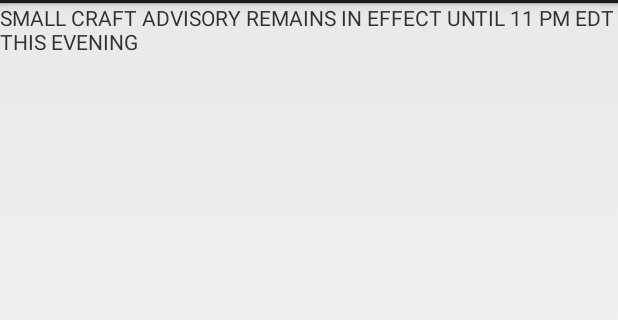
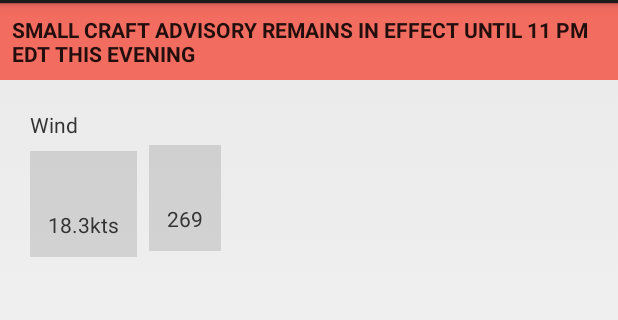
Before and after one commit to krschultz/AndroidWeatherBuoyDemo, an Android app: the screen it shows after launch (BuoyDetailActivity), on a phone screen of 412 x 824 dp, the part 69-389 px from its top. Run offline under Robolectric (Android 15) with nearby library versions, the phone set to English and light mode, and no system bars.

Commit message:
start sketching out UI

```diff
--- a/app/src/main/java/com/kevinrschultz/weatherbuoy/ui/BuoyDetailFragment.java
+++ b/app/src/main/java/com/kevinrschultz/weatherbuoy/ui/BuoyDetailFragment.java
@@ -13,6 +13,8 @@ import com.kevinrschultz.weatherbuoy.model.WaveCondition;
 import com.kevinrschultz.weatherbuoy.model.WindCondition;
 import com.kevinrschultz.weatherbuoy.preferences.WeatherBuoyPreferences;
 import com.kevinrschultz.weatherbuoy.views.AdvisoryBannerView;
+import com.kevinrschultz.weatherbuoy.views.Instrument;
+import com.kevinrschultz.weatherbuoy.views.InstrumentView;
 
 import java.util.Random;
 
@@ -31,7 +33,8 @@ public class BuoyDetailFragment extends Fragment {
 
     // Views
     private AdvisoryBannerView advisoryBanner;
-
+    private InstrumentView windSpeedView;
+    private InstrumentView windDirectionView;
 
     public static BuoyDetailFragment newInstance() {
         return new BuoyDetailFragment();
@@ -52,6 +55,8 @@ public class BuoyDetailFragment extends Fragment {
     private void findViews() {
         final View v = getView();
         advisoryBanner = AdvisoryBannerView.class.cast(v.findViewById(R.id.buoy_detail_banner));
+        windSpeedView = InstrumentView.class.cast(v.findViewById(R.id.buoy_detail_wind_speed));
+        windDirectionView = InstrumentView.class.cast(v.findViewById(R.id.buoy_detail_wind_direction));
     }
 
     private void loadData() {
@@ -68,6 +73,8 @@ public class BuoyDetailFragment extends Fragment {
         this.wind = windCondition;
         this.waves = waveCondition;
         this.viewModel = new BuoyDetailViewModel(wind, waves, new WeatherBuoyPreferences(getActivity()));
+        viewModel.updateWindSpeed(windSpeedView);
+        viewModel.updateWindDirection(windDirectionView);
     }
 
     private AsyncTask<Void, Void, Void> loadMockAdvisory = new AsyncTask<Void, Void, Void>() {
@@ -86,7 +93,8 @@ public class BuoyDetailFragment extends Fragment {
         @Override
         protected void onPostExecute(Void aVoid) {
             if(getActivity() != null) {
-                updateAdvisory(new Advisory("SMALL CRAFT ADVISORY REMAINS IN EFFECT UNTIL 11 PM EDT THIS EVENING"));
+                advisory = new Advisory("SMALL CRAFT ADVISORY REMAINS IN EFFECT UNTIL 11 PM EDT THIS EVENING");
+                updateAdvisory(advisory);
             }
         }
     };
@@ -107,7 +115,7 @@ public class BuoyDetailFragment extends Fragment {
         @Override
         protected void onPostExecute(Void aVoid) {
             if(getActivity() != null) {
-                WindCondition randomWind = new WindCondition(Math.random() * 25.0, (int) Math.random() * 360);
+                WindCondition randomWind = new WindCondition(Math.random() * 25.0, (int) (Math.random() * 360.0));
                 WaveCondition randomWave = new WaveCondition(Math.random() * 10.0, 6.0 + Math.random() * 8.0, (int) Math.random() * 360);
                 updateWindAndWaves(randomWind, randomWave);
             }
--- a/app/src/main/java/com/kevinrschultz/weatherbuoy/ui/BuoyDetailViewModel.java
+++ b/app/src/main/java/com/kevinrschultz/weatherbuoy/ui/BuoyDetailViewModel.java
@@ -5,6 +5,7 @@ import com.kevinrschultz.weatherbuoy.model.WaveCondition;
 import com.kevinrschultz.weatherbuoy.model.WindCondition;
 import com.kevinrschultz.weatherbuoy.preferences.WeatherBuoyPreferences;
 import com.kevinrschultz.weatherbuoy.util.UnitConverter;
+import com.kevinrschultz.weatherbuoy.views.Instrument;
 
 /**
  * @author Kevin Schultz
@@ -23,21 +24,32 @@ public class BuoyDetailViewModel {
         this.preferences = preferences;
     }
 
-    public int getWindDirection() {
-        return wind.getDirection();
+    public void updateWindDirection(Instrument windDirectionView) {
+        windDirectionView.updateReading(Integer.toString(wind.getDirection()), "");
     }
 
-    public double getWindSpeed() {
-        UnitSystem units = preferences.getUserUnitSystem();
-        switch(units) {
+    public void updateWindSpeed(Instrument windSpeedView) {
+        UnitSystem unitSystem = preferences.getUserUnitSystem();
+        double speed;
+        String unitString;
+        switch(unitSystem) {
             case IMPERIAL:
-                return UnitConverter.kphToMph(UnitConverter.knotsToKph(wind.getSpeed()));
+                speed = UnitConverter.kphToMph(UnitConverter.knotsToKph(wind.getSpeed()));
+                unitString = "mph";
+                break;
             case METRIC:
-                return UnitConverter.knotsToKph(wind.getSpeed());
+                speed = UnitConverter.knotsToKph(wind.getSpeed());
+                unitString = "kph";
+                break;
             case NAUTICAL:
             default:
-                return wind.getSpeed();
+                speed = wind.getSpeed();
+                unitString = "kts";
+                break;
         }
+
+        String value = String.format("%.1f", speed);
+        windSpeedView.updateReading(value, unitString);
     }
 
     public int getWaveDirection() {
@@ -59,4 +71,5 @@ public class BuoyDetailViewModel {
                 return wave.getHeight();
         }
     }
+
 }
--- a/app/src/main/res/layout/fragment_buoy_detail.xml
+++ b/app/src/main/res/layout/fragment_buoy_detail.xml
@@ -9,6 +9,39 @@
     <com.kevinrschultz.weatherbuoy.views.AdvisoryBannerView
         android:id="@+id/buoy_detail_banner"
         android:layout_width="match_parent"
-        android:layout_height="wrap_content"/>
+        android:layout_height="wrap_content" />
+
+    <RelativeLayout
+        android:layout_width="match_parent"
+        android:layout_height="wrap_content"
+        android:orientation="horizontal"
+        android:padding="@dimen/activity_vertical_margin">
+
+        <TextView
+            android:id="@+id/buoy_detail_wind_section_header"
+            android:layout_width="wrap_content"
+            android:layout_height="wrap_content"
+            android:layout_alignParentLeft="true"
+            android:layout_alignParentTop="true"
+            android:layout_margin="@dimen/half_padding"
+            android:text="@string/wind" />
+
+        <com.kevinrschultz.weatherbuoy.views.InstrumentView
+            android:id="@+id/buoy_detail_wind_speed"
+            android:layout_width="wrap_content"
+            android:layout_height="wrap_content"
+            android:layout_alignParentLeft="true"
+            android:layout_below="@id/buoy_detail_wind_section_header"
+            android:layout_margin="@dimen/half_padding" />
+
+        <com.kevinrschultz.weatherbuoy.views.InstrumentView
+            android:id="@+id/buoy_detail_wind_direction"
+            android:layout_width="wrap_content"
+            android:layout_height="wrap_content"
+            android:layout_alignBottom="@id/buoy_detail_wind_speed"
+            android:layout_margin="@dimen/half_padding"
+            android:layout_toRightOf="@id/buoy_detail_wind_speed" />
+
+    </RelativeLayout>
 
 </LinearLayout>
--- a/app/src/main/res/layout/view_advisory_banner.xml
+++ b/app/src/main/res/layout/view_advisory_banner.xml
@@ -1,11 +1,17 @@
 <?xml version="1.0" encoding="utf-8"?>
 <FrameLayout xmlns:android="http://schemas.android.com/apk/res/android"
+    xmlns:tools="http://schemas.android.com/tools"
     android:layout_width="match_parent"
-    android:layout_height="wrap_content">
+    android:layout_height="wrap_content"
+    android:padding="@dimen/standard_padding"
+    android:background="@color/light_red">
 
     <TextView
         android:id="@+id/view_advisory_banner_label"
         android:layout_width="wrap_content"
-        android:layout_height="wrap_content" />
+        android:layout_height="wrap_content"
+        android:textColor="@color/text"
+        android:textStyle="bold"
+        tools:text="SMALL CRAFT ADVISORY"/>
 
 </FrameLayout>
--- a/app/src/main/res/layout/view_instrument.xml
+++ b/app/src/main/res/layout/view_instrument.xml
@@ -2,15 +2,18 @@
 
 <RelativeLayout xmlns:android="http://schemas.android.com/apk/res/android"
     xmlns:tools="http://schemas.android.com/tools"
-    android:layout_width="match_parent"
-    android:layout_height="match_parent">
+    android:layout_width="wrap_content"
+    android:layout_height="wrap_content"
+    android:background="@color/dividers"
+    android:padding="@dimen/standard_padding">
 
     <TextView
         android:id="@+id/view_instrument_label"
         android:layout_width="wrap_content"
         android:layout_height="wrap_content"
         android:layout_alignParentTop="true"
-        tools:text="Speed"/>
+        android:layout_margin="@dimen/half_padding"
+        tools:text="Speed" />
 
     <TextView
         android:id="@+id/view_instrument_measurement"
@@ -18,14 +21,20 @@
         android:layout_height="wrap_content"
         android:layout_alignParentLeft="true"
         android:layout_below="@id/view_instrument_label"
-        tools:text="10.6"/>
+        android:layout_marginBottom="@dimen/half_padding"
+        android:layout_marginLeft="@dimen/half_padding"
+        android:layout_marginTop="@dimen/half_padding"
+        tools:text="10.6" />
 
     <TextView
         android:id="@+id/view_instrument_units"
         android:layout_width="wrap_content"
         android:layout_height="wrap_content"
         android:layout_alignBaseline="@id/view_instrument_measurement"
+        android:layout_marginBottom="@dimen/half_padding"
+        android:layout_marginRight="@dimen/half_padding"
+        android:layout_marginTop="@dimen/half_padding"
         android:layout_toRightOf="@id/view_instrument_measurement"
-        tools:text="knts"/>
+        tools:text="knts" />
 
 </RelativeLayout>
--- /dev/null
+++ b/app/src/main/res/values/colors.xml
@@ -0,0 +1,14 @@
+<?xml version="1.0" encoding="utf-8"?>
+<resources>
+    <color name="light_blue">#4fc3f7</color>
+    <color name="dark_blue">#01579b</color>
+    <color name="light_red">#f36c60</color>
+    <color name="yellow">#fff176</color>
+
+    <color name="dividers">#1E000000</color>
+    <color name="hint_text">#40000000</color>
+    <color name="secondary_text">#8C000000</color>
+    <color name="text">#DD000000</color>
+    <color name="black">#FF000000</color>
+
+</resources>
--- a/app/src/main/res/values/dimens.xml
+++ b/app/src/main/res/values/dimens.xml
@@ -2,4 +2,8 @@
     <!-- Default screen margins, per the Android Design guidelines. -->
     <dimen name="activity_horizontal_margin">16dp</dimen>
     <dimen name="activity_vertical_margin">16dp</dimen>
+
+    <dimen name="standard_padding">8dp</dimen>
+    <dimen name="half_padding">4dp</dimen>
+
 </resources>
--- a/app/src/main/res/values/strings.xml
+++ b/app/src/main/res/values/strings.xml
@@ -4,5 +4,6 @@
     <string name="app_name">WeatherBuoy</string>
     <string name="hello_world">Hello world!</string>
     <string name="action_settings">Settings</string>
+    <string name="wind">Wind</string>
 
 </resources>
```
Also changed, not shown: 1 other file.
